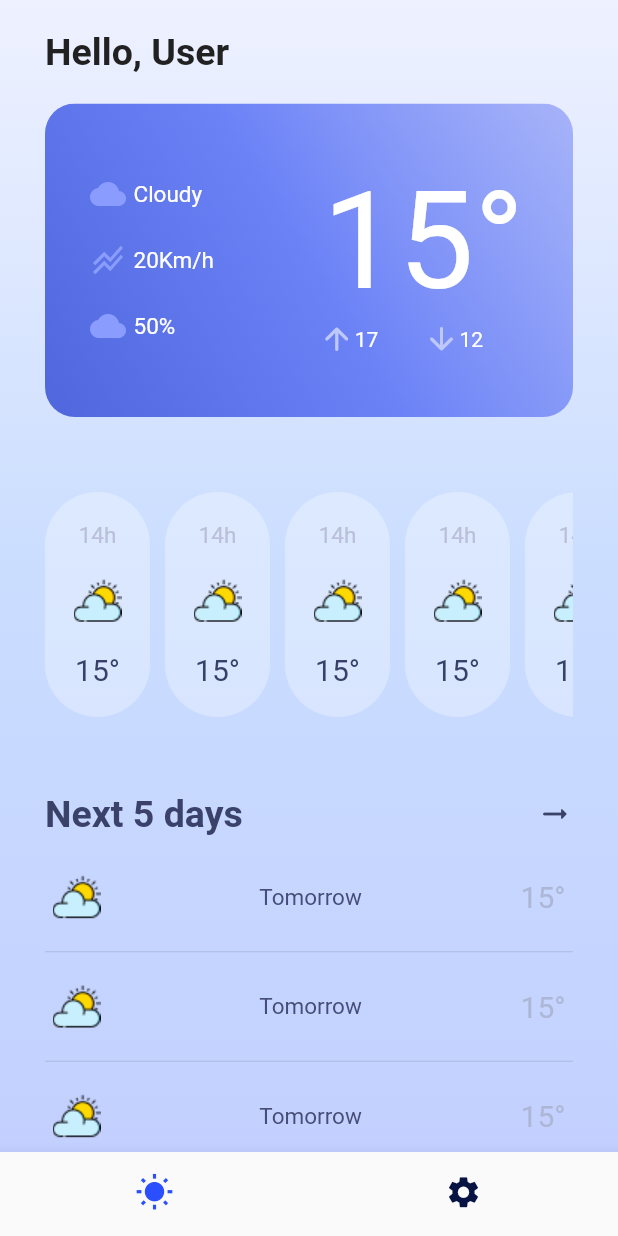
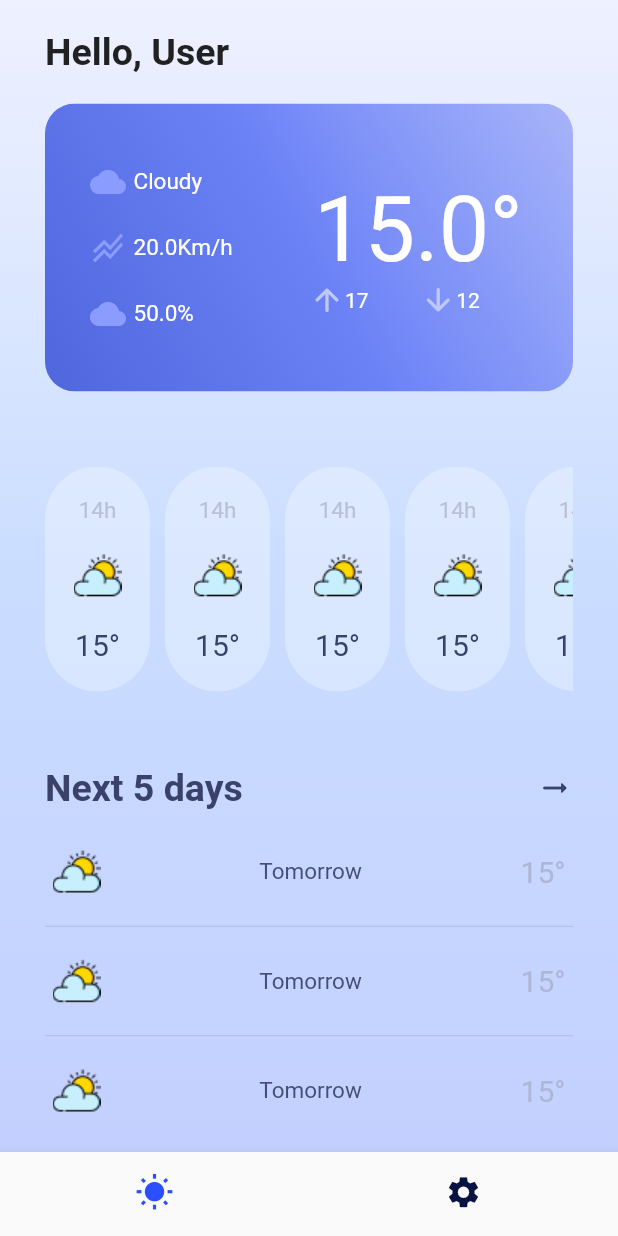
Before and after one commit to BilelBou/meteo_flutter, a Flutter app: the screen it shows after launch, on a phone screen of 412 x 824 dp. Run offline on Flutter 3.47's test engine with Material 2 defaults, Android fonts, the phone set to English and light mode, and no system bars; our stand-ins replace carousel_slider; missing offline and left inert: dart:ffi.

Commit message:
[ADD] MeteoCard

```diff
--- /dev/null
+++ b/lib/components/MeteoCard.dart
@@ -0,0 +1,140 @@
+import 'dart:ffi';
+
+import 'package:flutter/material.dart';
+
+class MeteoCard extends StatefulWidget {
+  MeteoCard({Key key, this.weather, this.windSpeed, this.humidity, this.temperature}) : super(key: key);
+
+  final String weather;
+  final double windSpeed;
+  final double humidity;
+  final double temperature;
+
+  @override
+  _MeteoCardState createState() => _MeteoCardState();
+}
+
+class _MeteoCardState extends State<MeteoCard> {
+  @override
+  Widget build(BuildContext context) {
+    return ClipRRect(
+      borderRadius: BorderRadius.all(Radius.circular(20)),
+      child: Container(
+        decoration: BoxDecoration(
+            gradient: LinearGradient(
+                begin: Alignment.topRight,
+                end: Alignment.bottomLeft,
+                colors: [
+              Color(0xff7c8df5).withOpacity(0.6),
+              Color(0xff6b82f7),
+              Color(0xff4f66dc)
+            ])),
+        child: Padding(
+          padding: const EdgeInsets.symmetric(
+              vertical: 40, horizontal: 30),
+          child: Row(
+            mainAxisAlignment: MainAxisAlignment.spaceBetween,
+            children: [
+              Expanded(
+                child: Column(
+                  mainAxisAlignment: MainAxisAlignment.center,
+                  crossAxisAlignment: CrossAxisAlignment.start,
+                  children: [
+                    Row(
+                      children: [
+                        Icon(Icons.cloud, color: Color(0xff8a9cfd)),
+                        SizedBox(
+                          width: 5,
+                        ),
+                        Text(
+                          widget.weather,
+                          style: TextStyle(
+                              color: Colors.white, fontSize: 15),
+                        ),
+                      ],
+                    ),
+                    SizedBox(height: 20),
+                    Row(
+                      children: [
+                        Icon(Icons.stacked_line_chart,
+                            color: Color(0xff8a9cfd)),
+                        SizedBox(
+                          width: 5,
+                        ),
+                        Text(
+                          widget.windSpeed.toString() + "Km/h",
+                          style: TextStyle(
+                              color: Colors.white, fontSize: 15),
+                        ),
+                      ],
+                    ),
+                    SizedBox(height: 20),
+                    Row(
+                      children: [
+                        Icon(Icons.cloud, color: Color(0xff8a9cfd)),
+                        SizedBox(
+                          width: 5,
+                        ),
+                        Text(
+                          widget.humidity.toString() + "%",
+                          style: TextStyle(
+                              color: Colors.white, fontSize: 15),
+                        ),
+                      ],
+                    ),
+                  ],
+                ),
+              ),
+              Expanded(
+                child: Column(
+                  mainAxisAlignment: MainAxisAlignment.center,
+                  children: [
+                    Text(
+                      widget.temperature.toString() + "°",
+                      style: TextStyle(
+                        fontSize: 60,
+                        color: Colors.white,
+                      ),
+                    ),
+                    Row(
+                      mainAxisAlignment:
+                          MainAxisAlignment.spaceBetween,
+                      children: [
+                        Row(
+                          children: [
+                            Icon(Icons.arrow_upward_rounded,
+                                color: Color(0xffbfc8fa)),
+                            Text(
+                              "17",
+                              style: TextStyle(color: Colors.white),
+                            ),
+                          ],
+                        ),
+                        SizedBox(
+                          width: 30,
+                        ),
+                        Row(
+                          children: [
+                            Icon(Icons.arrow_downward_rounded,
+                                color: Color(0xffbfc8fa)),
+                            Text(
+                              "12",
+                              style: TextStyle(color: Colors.white),
+                            ),
+                          ],
+                        ),
+                        SizedBox(
+                          width: 30,
+                        )
+                      ],
+                    )
+                  ],
+                ),
+              ),
+            ],
+          ),
+        ),
+      ),
+    );
+  }
+}
--- a/lib/pages/dashboard.dart
+++ b/lib/pages/dashboard.dart
@@ -1,6 +1,7 @@
 import 'dart:convert';
 import 'dart:io';
 
+import 'package:meteo_flutter/components/MeteoCard.dart';
 import 'package:meteo_flutter/main.dart';
 import 'package:meteo_flutter/widgets.dart';
 import 'package:flutter/material.dart';
@@ -53,120 +54,11 @@ class _DashboardState extends State<Dashboard> {
                         fontWeight: FontWeight.bold),
                   ),
                   const SizedBox(height: 20),
-                  ClipRRect(
-                    borderRadius: BorderRadius.all(Radius.circular(20)),
-                    child: Container(
-                      decoration: BoxDecoration(
-                          gradient: LinearGradient(
-                              begin: Alignment.topRight,
-                              end: Alignment.bottomLeft,
-                              colors: [
-                            Color(0xff7c8df5).withOpacity(0.6),
-                            Color(0xff6b82f7),
-                            Color(0xff4f66dc)
-                          ])),
-                      child: Padding(
-                        padding: const EdgeInsets.symmetric(
-                            vertical: 40, horizontal: 30),
-                        child: Row(
-                          mainAxisAlignment: MainAxisAlignment.spaceBetween,
-                          children: [
-                            Column(
-                              mainAxisAlignment: MainAxisAlignment.center,
-                              crossAxisAlignment: CrossAxisAlignment.start,
-                              children: [
-                                Row(
-                                  children: [
-                                    Icon(Icons.cloud, color: Color(0xff8a9cfd)),
-                                    SizedBox(
-                                      width: 5,
-                                    ),
-                                    Text(
-                                      "Cloudy",
-                                      style: TextStyle(
-                                          color: Colors.white, fontSize: 15),
-                                    ),
-                                  ],
-                                ),
-                                SizedBox(height: 20),
-                                Row(
-                                  children: [
-                                    Icon(Icons.stacked_line_chart,
-                                        color: Color(0xff8a9cfd)),
-                                    SizedBox(
-                                      width: 5,
-                                    ),
-                                    Text(
-                                      "20Km/h",
-                                      style: TextStyle(
-                                          color: Colors.white, fontSize: 15),
-                                    ),
-                                  ],
-                                ),
-                                SizedBox(height: 20),
-                                Row(
-                                  children: [
-                                    Icon(Icons.cloud, color: Color(0xff8a9cfd)),
-                                    SizedBox(
-                                      width: 5,
-                                    ),
-                                    Text(
-                                      "50%",
-                                      style: TextStyle(
-                                          color: Colors.white, fontSize: 15),
-                                    ),
-                                  ],
-                                ),
-                              ],
-                            ),
-                            Column(
-                              mainAxisAlignment: MainAxisAlignment.center,
-                              children: [
-                                Text(
-                                  "15°",
-                                  style: TextStyle(
-                                    fontSize: 90,
-                                    color: Colors.white,
-                                  ),
-                                ),
-                                Row(
-                                  mainAxisAlignment:
-                                      MainAxisAlignment.spaceBetween,
-                                  children: [
-                                    Row(
-                                      children: [
-                                        Icon(Icons.arrow_upward_rounded,
-                                            color: Color(0xffbfc8fa)),
-                                        Text(
-                                          "17",
-                                          style: TextStyle(color: Colors.white),
-                                        ),
-                                      ],
-                                    ),
-                                    SizedBox(
-                                      width: 30,
-                                    ),
-                                    Row(
-                                      children: [
-                                        Icon(Icons.arrow_downward_rounded,
-                                            color: Color(0xffbfc8fa)),
-                                        Text(
-                                          "12",
-                                          style: TextStyle(color: Colors.white),
-                                        ),
-                                      ],
-                                    ),
-                                    SizedBox(
-                                      width: 30,
-                                    )
-                                  ],
-                                )
-                              ],
-                            )
-                          ],
-                        ),
-                      ),
-                    ),
+                  MeteoCard(
+                    weather: "Cloudy",
+                    windSpeed: 20,
+                    humidity: 50,
+                    temperature: 15,
                   ),
                   SizedBox(
                     height: 50,
@@ -232,9 +124,7 @@ class _DashboardState extends State<Dashboard> {
                     ],
                   ),
                   SizedBox(height: 5,),
-                  SizedBox(
-                    height: 200,
-                    width: MediaQuery.of(context).size.width,
+                  Expanded(
                     child: ListView.separated(
                       separatorBuilder: (_, index) => Divider(height: 1,),
                       itemCount: 5,
```
